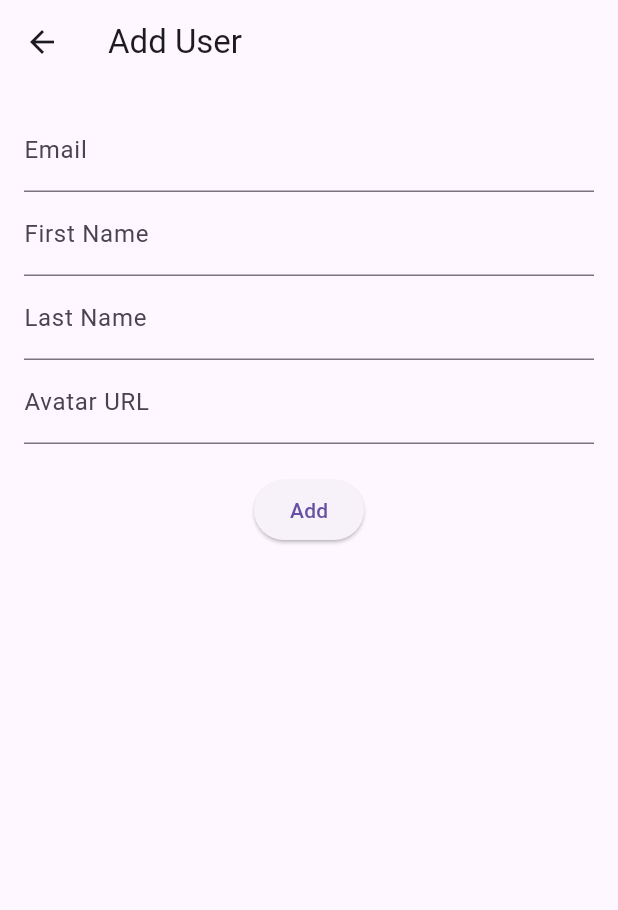
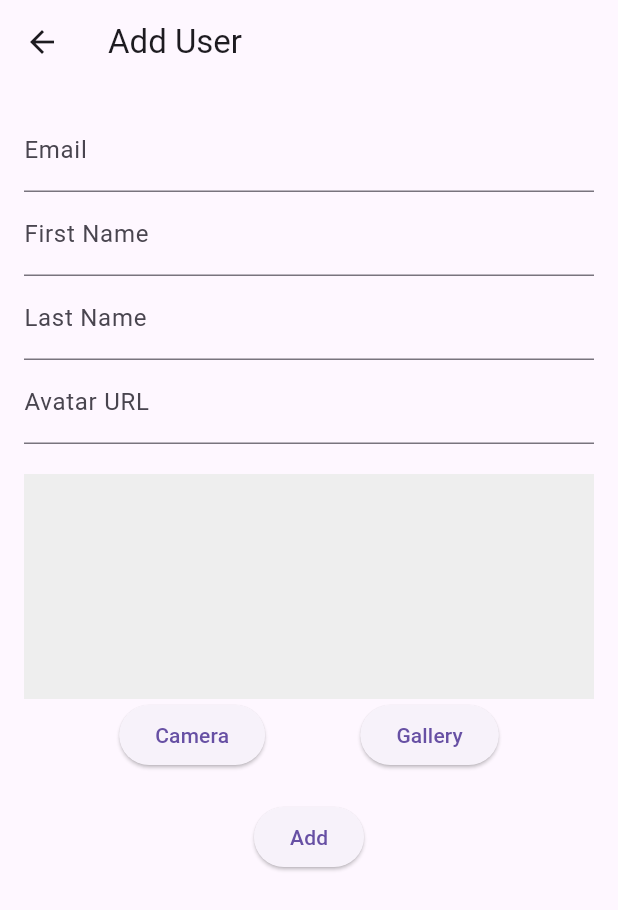
Before and after one commit to Bahauddinnafis/uji_coba_flutter, a Flutter app: the UserFormScreen screen opened directly, on a phone screen of 412 x 824 dp. Shown: the top 910 px of the screen. Run offline on Flutter 3.47's test engine with Material 3 defaults, Android fonts, the light colour scheme and no system bars; our stand-ins replace get, image_picker, permission_handler; network calls fail.

Commit message:
Add User with Camera & Gallery

```diff
--- a/lib/app_view.dart
+++ b/lib/app_view.dart
@@ -12,6 +12,7 @@ class MyAppView extends StatelessWidget {
       title: 'Test Flutter',
       theme: ThemeData(
         primarySwatch: Colors.blue,
+        primaryColor: Colors.yellowAccent,
       ),
       home: const HomeScreen(),
     );
--- a/lib/screens/user_form_screen.dart
+++ b/lib/screens/user_form_screen.dart
@@ -1,32 +1,67 @@
+import 'dart:io';
+
 import 'package:flutter/material.dart';
 import 'package:get/get.dart';
+import 'package:image_picker/image_picker.dart';
+import 'package:permission_handler/permission_handler.dart';
 import 'package:uji_coba_flutter/controllers/user_controller.dart';
 import 'package:uji_coba_flutter/models/user_model.dart';
 
-class UserFormScreen extends StatelessWidget {
-  final UserController userController = Get.find<UserController>();
+class UserFormScreen extends StatefulWidget {
   final User? user;
   final bool isEditing;
 
   UserFormScreen({super.key, this.user, this.isEditing = false});
+
+  @override
+  State<UserFormScreen> createState() => _UserFormScreenState();
+}
+
+class _UserFormScreenState extends State<UserFormScreen> {
+  final UserController userController = Get.find<UserController>();
 
   final TextEditingController emailController = TextEditingController();
   final TextEditingController firstNameController = TextEditingController();
   final TextEditingController lastNameController = TextEditingController();
   final TextEditingController avatarController = TextEditingController();
 
+  File? _image;
+
+  @override
+  void initState() {
+    super.initState();
+    if (widget.isEditing && widget.user != null) {
+      emailController.text = widget.user!.email;
+      firstNameController.text = widget.user!.firstName;
+      lastNameController.text = widget.user!.lastName;
+      avatarController.text = widget.user!.avatar;
+    }
+  }
+
+  Future<void> _requestPermission() async {
+    if (await Permission.camera.request().isGranted &&
+        await Permission.storage.request().isGranted) {
+    } else {}
+  }
+
+  Future<void> _pickImage(ImageSource source) async {
+    await _requestPermission();
+    final picker = ImagePicker();
+    final pickedFile = await picker.pickImage(source: source);
+
+    if (pickedFile != null) {
+      setState(() {
+        _image = File(pickedFile.path);
+        avatarController.text = pickedFile.path;
+      });
+    }
+  }
+
   @override
   Widget build(BuildContext context) {
-    if (isEditing && user != null) {
-      emailController.text = user!.email;
-      firstNameController.text = user!.firstName;
-      lastNameController.text = user!.lastName;
-      avatarController.text = user!.avatar;
-    }
-
     return Scaffold(
       appBar: AppBar(
-        title: Text(isEditing ? 'Edit User' : 'Add User'),
+        title: Text(widget.isEditing ? 'Edit User' : 'Add User'),
       ),
       body: Padding(
         padding: const EdgeInsets.all(16.0),
@@ -34,7 +69,9 @@ class UserFormScreen extends StatelessWidget {
           children: [
             TextField(
               controller: emailController,
-              decoration: const InputDecoration(labelText: 'Email'),
+              decoration: const InputDecoration(
+                labelText: 'Email',
+              ),
             ),
             TextField(
               controller: firstNameController,
@@ -49,30 +86,67 @@ class UserFormScreen extends StatelessWidget {
               decoration: const InputDecoration(labelText: 'Avatar URL'),
             ),
             const SizedBox(height: 20),
+            _image != null
+                ? Image.file(
+                    _image!,
+                    height: 150,
+                  )
+                : widget.isEditing && widget.user != null
+                    ? widget.user!.avatar.startsWith('http')
+                        ? Image.network(
+                            widget.user!.avatar,
+                            height: 150,
+                          )
+                        : Image.file(
+                            File(widget.user!.avatar),
+                            height: 150,
+                          )
+                    : Container(
+                        height: 150,
+                        color: Colors.grey[200],
+                      ),
+            Row(
+              mainAxisAlignment: MainAxisAlignment.spaceEvenly,
+              children: [
+                ElevatedButton(
+                  onPressed: () => _pickImage(ImageSource.camera),
+                  child: const Text('Camera'),
+                ),
+                ElevatedButton(
+                  onPressed: () => _pickImage(ImageSource.gallery),
+                  child: const Text('Gallery'),
+                ),
+              ],
+            ),
+            const SizedBox(
+              height: 20,
+            ),
             ElevatedButton(
               onPressed: () {
-                if (isEditing) {
+                final avatarPath = _image?.path ?? avatarController.text;
+                if (widget.isEditing) {
                   userController.editUser(
-                      user!.id,
-                      User(
-                        id: user!.id,
-                        email: emailController.text,
-                        firstName: firstNameController.text,
-                        lastName: lastNameController.text,
-                        avatar: avatarController.text,
-                      ));
+                    widget.user!.id,
+                    User(
+                      id: widget.user!.id,
+                      email: emailController.text,
+                      firstName: firstNameController.text,
+                      lastName: lastNameController.text,
+                      avatar: _image?.path ?? avatarController.text,
+                    ),
+                  );
                 } else {
                   userController.addUser(User(
                     id: 0,
                     email: emailController.text,
                     firstName: firstNameController.text,
                     lastName: lastNameController.text,
-                    avatar: avatarController.text,
+                    avatar: _image?.path ?? avatarController.text,
                   ));
                 }
                 Get.back();
               },
-              child: Text(isEditing ? 'Save' : 'Add'),
+              child: Text(widget.isEditing ? 'Save' : 'Add'),
             ),
           ],
         ),
--- a/pubspec.yaml
+++ b/pubspec.yaml
@@ -17,6 +17,8 @@ dependencies:
   http: ^1.2.1
   google_fonts: ^6.2.1
   path_provider: ^2.1.3
+  image_picker: ^1.1.2
+  permission_handler: ^11.3.1
 
 dev_dependencies:
   flutter_test:
```
Also changed, not shown: lib/screens/home_screen.dart (+20 -6 lines), lib/screens/user_list_screen.dart (+14 -8 lines), pubspec.lock, 7 other files.
